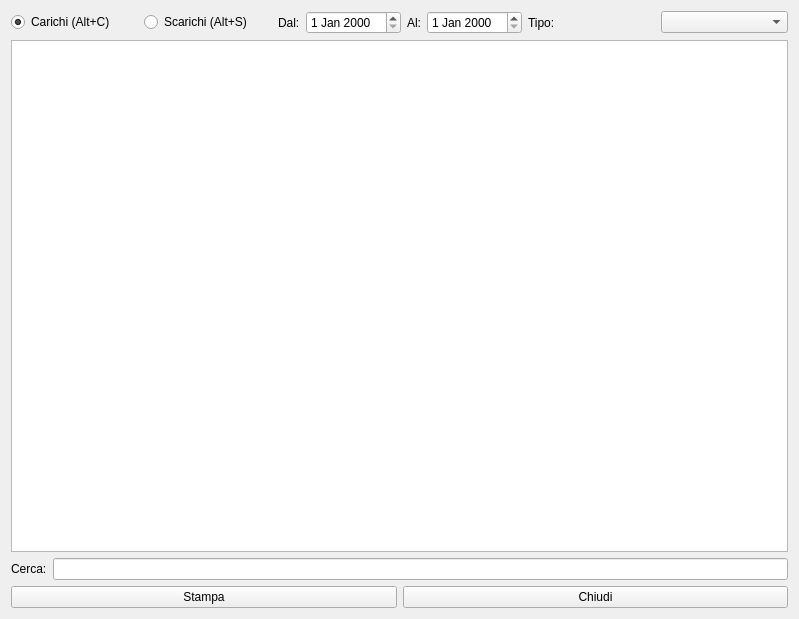
This is hloadsreport.ui in fblabs/hamlet-mod-sancon as Qt 5 draws it before an edit. The edited form follows.
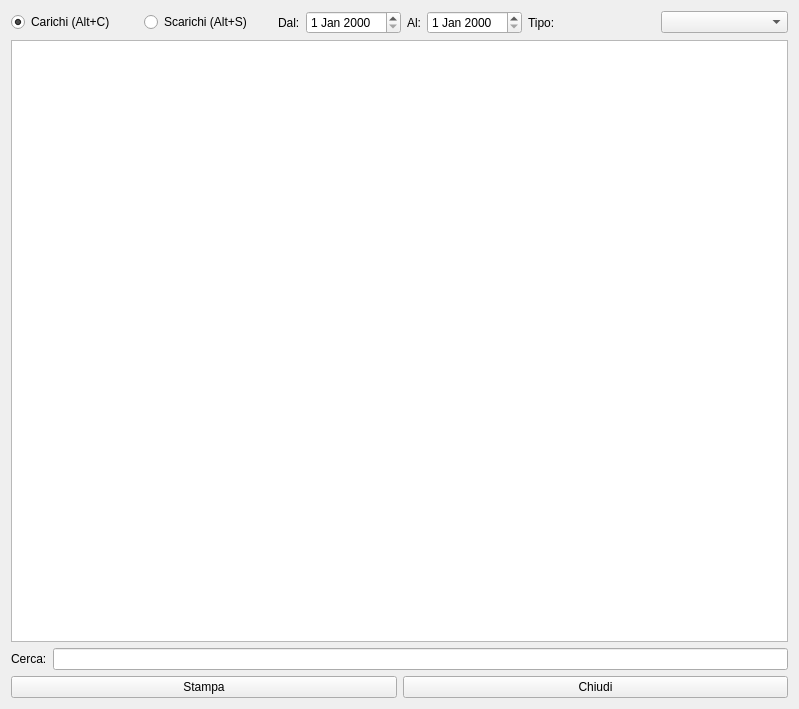
This is the edited form. Icons and pictures are not drawn.

```diff
--- a/hloadsreport.ui
+++ b/hloadsreport.ui
@@ -10,7 +10,7 @@
     <x>0</x>
     <y>0</y>
     <width>799</width>
-    <height>619</height>
+    <height>709</height>
    </rect>
   </property>
   <property name="windowTitle">
```
